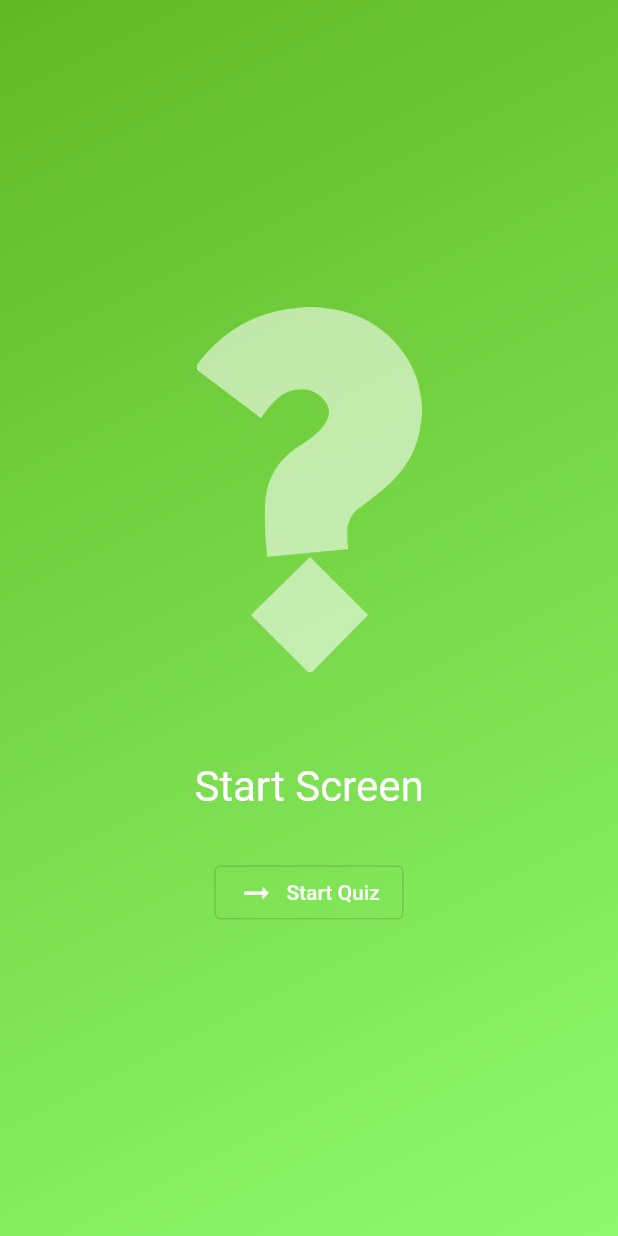
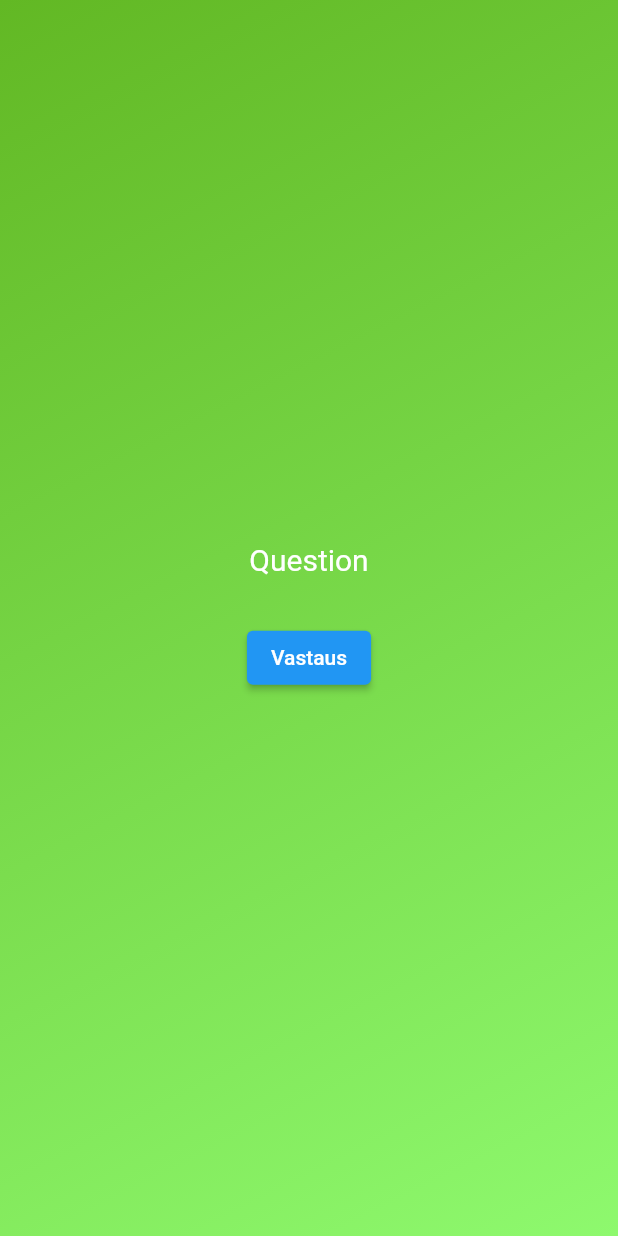
Before and after one commit to SakkyTT/flutter-sakky, a Flutter app: the screen it shows after launch, after a tap on "Start Quiz", on a phone screen of 412 x 824 dp. Run offline on Flutter 3.47's test engine with Material 2 defaults, Android fonts, the light colour scheme and no system bars.

Commit message:
answer_button lisätty

```diff
--- /dev/null
+++ b/monivalinta/lib/answer_button.dart
@@ -0,0 +1,16 @@
+import 'package:flutter/material.dart';
+
+class AnswerButton extends StatelessWidget {
+  const AnswerButton({super.key, required this.answerText});
+
+  final String answerText;
+
+  @override
+  Widget build(context) {
+    return ElevatedButton(
+      onPressed: () {},
+      style: ElevatedButton.styleFrom(),
+      child: Text(answerText),
+    );
+  }
+}
--- a/monivalinta/lib/main.dart
+++ b/monivalinta/lib/main.dart
@@ -2,5 +2,5 @@
 import 'package:monivalinta/quiz.dart';
 
 void main() {
-  runApp(const Quiz());
-}
+  runApp(const Quiz()); // Nyt meidän sovellus on kokonaan Quiz luokan sisällä
+} // Täällä _QuizState ei toimi
--- a/monivalinta/lib/question_screen.dart
+++ b/monivalinta/lib/question_screen.dart
@@ -0,0 +1,40 @@
+// Luo stateful widget, joka palauttaa Text widgetin tekstillä "Question Screen"
+
+import 'package:flutter/material.dart';
+
+import 'package:monivalinta/answer_button.dart';
+
+class QuestionScreen extends StatefulWidget {
+  const QuestionScreen({super.key});
+  // createState
+  @override
+  State<QuestionScreen> createState() {
+    return _QuestionScreenState();
+  }
+}
+
+// Luokan nimessä on alaviiva, joten se on yksityinen
+// Yksityistä luokkaa voi käyttää vain tämän tiedoston sisäiset koodit
+class _QuestionScreenState extends State<QuestionScreen> {
+  // build
+  @override
+  Widget build(context) {
+    return const Center(
+      child: Column(
+        mainAxisSize: MainAxisSize.min,
+        children: [
+          Text(
+            'Question',
+            style: TextStyle(color: Colors.white, fontSize: 20),
+          ),
+          SizedBox(height: 30),
+          AnswerButton(answerText: 'Vastaus')
+        ],
+      ),
+    );
+    // 1. otetaan koko sivu käyttöön. lisää siihen tarkoitukseen oikea widget
+    // 2. sisältö on keskellä ruutua x ja y suunnassa. siihen widget ja asetukset
+    // 3. teksti, johon tulee sitten kysymys
+    // 4. OutlinedButton x 4, joissa valitaan oikea vastaus
+  }
+}
--- a/monivalinta/lib/quiz.dart
+++ b/monivalinta/lib/quiz.dart
@@ -1,4 +1,5 @@
 import 'package:flutter/material.dart';
+import 'package:monivalinta/question_screen.dart';
 
 import 'package:monivalinta/start_screen.dart';
 
@@ -14,8 +15,51 @@
 
 // Widget state
 class _QuizState extends State<Quiz> {
+  // Määritellään muuttujan datatyypiksi Widget, koska molemmat luokat
+  // Perivät sen
+  //  -Versio 1-
+  // Widget? activeScreen; // null, tarvitaan ? datatyypin jälkeen
+  // int number = 45;
+
+  // Käytetään Widgettien funktiota, joka suoritetaan kun objekti on luotu
+  // @override
+  // void initState() {
+  //   super.initState(); // Tämä tapahtuu ekana
+  //   // Koska initState tapahtuu ennen build funktiota, ei tarvita setState
+  //   activeScreen = StartScreen(switchScreen);
+  // }
+
+  // - Versio 2 -   ctrl +k + c = kommentit
+
+  var activeScreen = 'start-screen'; // Ei tarvitse null arvoa
+
+  // funktio
+  void switchScreen() {
+    //  setState suorittaa build function uudestaan ja UI voi päivittyä
+    setState(
+      () {
+        //activeScreen = const QuestionScreen();  -versio 1-
+        activeScreen = 'question-screen';
+      },
+    );
+  }
+
+// Ensin tallennettiin koko widgetti muuttujaan (pointer objektiin)
+// Nyt tallennetaan jokin oma nimi / arvo, jonka perusteella dynaamisesti
+// tai ehdollisesti rakennentaan build:n sisällä haluttu widget
+
   @override
   Widget build(context) {
+    // tässä välissä voidaan suorittaa koodia
+    // Tässä ratkaistaan, mikä "sivu" näytetään
+
+    // build funktion sisällä, ei ole ongelmaa käyttää switchScreen parametriä
+    Widget screenWidget = StartScreen(switchScreen);
+
+    if (activeScreen == 'question-screen') {
+      screenWidget = const QuestionScreen();
+    }
+
     return MaterialApp(
       // 1. aloitus näkymä
       // 2. lista kysymys näkymiä
@@ -32,7 +76,11 @@
                 end: Alignment.bottomRight,
               ),
             ),
-          child: const StartScreen(),
+            child: screenWidget
+            // ternary expression, toimii kuin if else
+            // activeScreen == 'start-screen' // Vertailu, antaa true tai false
+            //     ? StartScreen(switchScreen) // ? on true kohta
+            //     : const QuestionScreen(), // : on false kohta
             ),
       ),
     );
```
Also changed, not shown: monivalinta/lib/data/questions.dart (added, +55 -0 lines), monivalinta/lib/model/quiz_question.dart (added, +8 -0 lines), monivalinta/lib/start_screen.dart (+6 -2 lines), second_app/pubspec.lock. Lines whose indentation alone changed are shown as unchanged.
